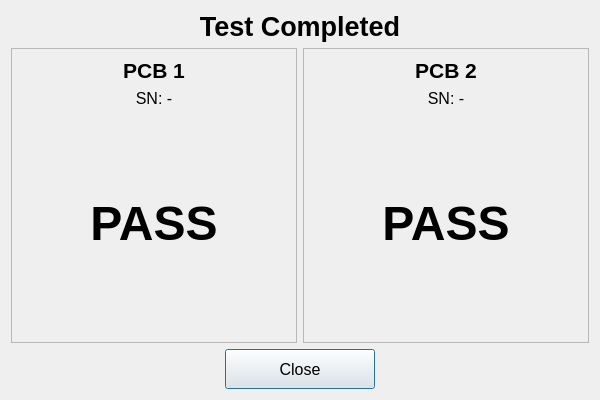
Qt form src/ui/forms/test_completion.ui (SuryaPrasathB/Comminent-PCB-Tester) before a commit.
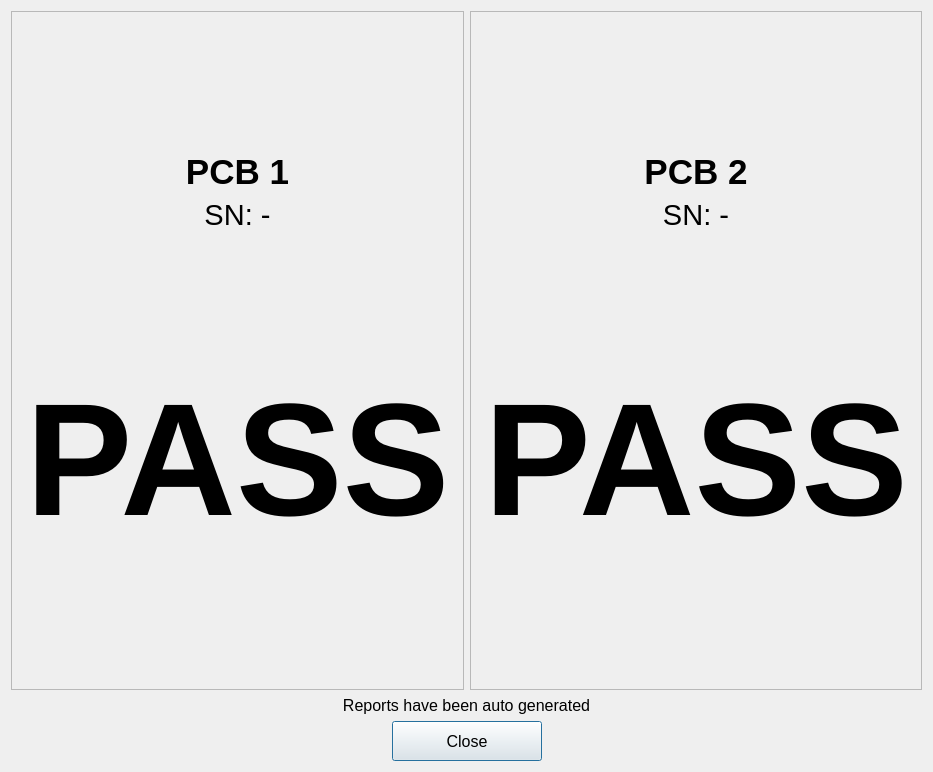
The same form after that commit.

Commit message: Font size adjustment

Patch:
```diff
--- a/src/ui/forms/test_completion.ui
+++ b/src/ui/forms/test_completion.ui
@@ -6,32 +6,14 @@
    <rect>
     <x>0</x>
     <y>0</y>
-    <width>600</width>
-    <height>400</height>
+    <width>933</width>
+    <height>772</height>
    </rect>
   </property>
   <property name="windowTitle">
    <string>Test Completed</string>
   </property>
   <layout class="QVBoxLayout" name="verticalLayout">
-   <item>
-    <widget class="QLabel" name="lbl_main_title">
-     <property name="font">
-      <font>
-       <family>Segoe UI</family>
-       <pointsize>20</pointsize>
-       <weight>75</weight>
-       <bold>true</bold>
-      </font>
-     </property>
-     <property name="text">
-      <string>Test Completed</string>
-     </property>
-     <property name="alignment">
-      <set>Qt::AlignCenter</set>
-     </property>
-    </widget>
-   </item>
    <item>
     <layout class="QHBoxLayout" name="horizontalLayout">
      <item>
@@ -43,12 +25,25 @@
         <enum>QFrame::Raised</enum>
        </property>
        <layout class="QVBoxLayout" name="verticalLayout_2">
+        <item>
+         <spacer name="verticalSpacer">
+          <property name="orientation">
+           <enum>Qt::Vertical</enum>
+          </property>
+          <property name="sizeHint" stdset="0">
+           <size>
+            <width>20</width>
+            <height>40</height>
+           </size>
+          </property>
+         </spacer>
+        </item>
         <item>
          <widget class="QLabel" name="lbl_pcb1_title">
           <property name="font">
            <font>
             <family>Segoe UI</family>
-            <pointsize>16</pointsize>
+            <pointsize>26</pointsize>
             <weight>75</weight>
             <bold>true</bold>
            </font>
@@ -66,7 +61,7 @@
           <property name="font">
            <font>
             <family>Segoe UI</family>
-            <pointsize>12</pointsize>
+            <pointsize>22</pointsize>
            </font>
           </property>
           <property name="text">
@@ -95,7 +90,7 @@
           <property name="font">
            <font>
             <family>Segoe UI</family>
-            <pointsize>36</pointsize>
+            <pointsize>120</pointsize>
             <weight>75</weight>
             <bold>true</bold>
            </font>
@@ -133,12 +128,25 @@
         <enum>QFrame::Raised</enum>
        </property>
        <layout class="QVBoxLayout" name="verticalLayout_3">
+        <item>
+         <spacer name="verticalSpacer_5">
+          <property name="orientation">
+           <enum>Qt::Vertical</enum>
+          </property>
+          <property name="sizeHint" stdset="0">
+           <size>
+            <width>20</width>
+            <height>40</height>
+           </size>
+          </property>
+         </spacer>
+        </item>
         <item>
          <widget class="QLabel" name="lbl_pcb2_title">
           <property name="font">
            <font>
             <family>Segoe UI</family>
-            <pointsize>16</pointsize>
+            <pointsize>26</pointsize>
             <weight>75</weight>
             <bold>true</bold>
            </font>
@@ -156,7 +164,7 @@
           <property name="font">
            <font>
             <family>Segoe UI</family>
-            <pointsize>12</pointsize>
+            <pointsize>22</pointsize>
            </font>
           </property>
           <property name="text">
@@ -185,7 +193,7 @@
           <property name="font">
            <font>
             <family>Segoe UI</family>
-            <pointsize>36</pointsize>
+            <pointsize>120</pointsize>
             <weight>75</weight>
             <bold>true</bold>
            </font>
@@ -216,6 +224,22 @@
      </item>
     </layout>
    </item>
+   <item>
+    <widget class="QLabel" name="lbl_reports_generated">
+     <property name="font">
+      <font>
+       <family>Segoe UI</family>
+       <pointsize>12</pointsize>
+      </font>
+     </property>
+     <property name="text">
+      <string>Reports have been auto generated</string>
+     </property>
+     <property name="alignment">
+      <set>Qt::AlignCenter</set>
+     </property>
+    </widget>
+   </item>
    <item>
     <layout class="QHBoxLayout" name="horizontalLayout_2">
      <item>
```
The commit also changes 1 other file.
